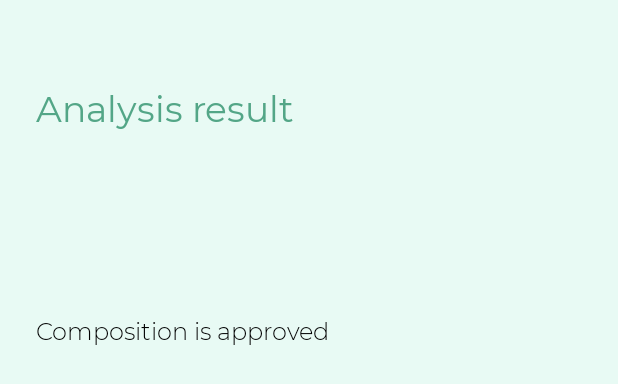
After one commit to honeyshi/EcoAppProject, an Android app: the layout fragment_analyze_whole.xml on its own in the app's theme, with its tools: preview values and no code run, on a phone screen of 412 x 824 dp. The commit adds this screen. Shown: the top 384 px of the screen. Run offline under Robolectric (Android 15) with nearby library versions, the phone set to English and light mode, and no system bars.

Commit message:
add ingredient whole analysis

```diff
--- /dev/null
+++ b/app/src/main/res/layout/fragment_analyze_whole.xml
@@ -0,0 +1,112 @@
+<?xml version="1.0" encoding="utf-8"?>
+<androidx.constraintlayout.widget.ConstraintLayout xmlns:android="http://schemas.android.com/apk/res/android"
+    xmlns:app="http://schemas.android.com/apk/res-auto"
+    android:layout_width="match_parent"
+    android:layout_height="match_parent">
+
+    <TextView
+        android:id="@+id/text_view_whole_analysis_result_header"
+        android:layout_width="match_parent"
+        android:layout_height="wrap_content"
+        android:layout_alignParentLeft="true"
+        android:layout_marginLeft="24dp"
+        android:layout_alignParentTop="true"
+        android:layout_marginTop="56dp"
+        android:layout_alignParentStart="true"
+        android:layout_alignParentEnd="true"
+        android:layout_alignParentRight="true"
+        android:layout_marginRight="24dp"
+        android:textSize="24sp"
+        android:textColor="@color/colorPrimary"
+        android:text="@string/text_view_whole_analysis_result_header"
+        app:layout_constraintEnd_toEndOf="parent"
+        app:layout_constraintStart_toStartOf="parent"
+        app:layout_constraintTop_toTopOf="parent"
+        app:fontFamily="@font/montserrat_regular"/>
+
+    <LinearLayout
+        android:id="@+id/linear_layout_analyze_whole"
+        android:layout_width="match_parent"
+        android:layout_height="wrap_content"
+        android:orientation="vertical"
+        android:layout_alignParentLeft="true"
+        android:layout_marginLeft="24dp"
+        android:layout_alignParentTop="true"
+        android:layout_marginTop="150dp"
+        android:layout_alignParentStart="true"
+        android:layout_alignParentEnd="true"
+        android:layout_alignParentRight="true"
+        android:layout_marginRight="24dp"
+        app:layout_constraintEnd_toEndOf="parent"
+        app:layout_constraintStart_toStartOf="parent"
+        app:layout_constraintTop_toTopOf="parent">
+
+        <androidx.recyclerview.widget.RecyclerView
+            android:id="@+id/recycler_view_analyze_whole"
+            android:layout_width="match_parent"
+            android:layout_height="wrap_content" />
+    </LinearLayout>
+
+    <TextView
+        android:id="@+id/text_view_whole_analysis_result_approval_message"
+        android:layout_width="match_parent"
+        android:layout_height="wrap_content"
+        android:layout_alignParentLeft="true"
+        android:layout_marginLeft="24dp"
+        android:layout_alignParentTop="true"
+        android:layout_marginTop="60dp"
+        android:layout_alignParentStart="true"
+        android:layout_alignParentEnd="true"
+        android:layout_alignParentRight="true"
+        android:layout_marginRight="24dp"
+        android:textSize="16sp"
+        android:textColor="@color/colorBlack"
+        android:text="@string/text_view_whole_analysis_result_approved_message"
+        app:layout_constraintEnd_toEndOf="parent"
+        app:layout_constraintStart_toStartOf="parent"
+        app:layout_constraintTop_toBottomOf="@id/linear_layout_analyze_whole"
+        app:fontFamily="@font/montserrat_light"/>
+
+    <TextView
+        android:id="@+id/text_view_whole_analysis_result_not_found_message"
+        android:layout_width="match_parent"
+        android:layout_height="wrap_content"
+        android:visibility="invisible"
+        android:layout_alignParentLeft="true"
+        android:layout_marginLeft="24dp"
+        android:layout_alignParentTop="true"
+        android:layout_marginTop="24dp"
+        android:layout_alignParentStart="true"
+        android:layout_alignParentEnd="true"
+        android:layout_alignParentRight="true"
+        android:layout_marginRight="24dp"
+        android:textSize="16sp"
+        android:textColor="@color/colorBlack50"
+        android:text="@string/text_view_whole_analysis_result_not_found_message"
+        app:layout_constraintEnd_toEndOf="parent"
+        app:layout_constraintStart_toStartOf="parent"
+        app:layout_constraintTop_toBottomOf="@id/text_view_whole_analysis_result_approval_message"
+        app:fontFamily="@font/montserrat_light" />
+
+    <TextView
+        android:id="@+id/text_view_whole_analysis_result_not_found_list"
+        android:layout_width="match_parent"
+        android:layout_height="wrap_content"
+        android:visibility="invisible"
+        android:layout_alignParentLeft="true"
+        android:layout_marginLeft="24dp"
+        android:layout_alignParentTop="true"
+        android:layout_marginTop="24dp"
+        android:layout_alignParentStart="true"
+        android:layout_alignParentEnd="true"
+        android:layout_alignParentRight="true"
+        android:layout_marginRight="24dp"
+        android:textSize="16sp"
+        android:textColor="@color/colorBlack50"
+        app:layout_constraintEnd_toEndOf="parent"
+        app:layout_constraintStart_toStartOf="parent"
+        app:layout_constraintTop_toBottomOf="@id/text_view_whole_analysis_result_not_found_message"
+        app:fontFamily="@font/montserrat_light"/>
+
+
+</androidx.constraintlayout.widget.ConstraintLayout>
--- a/app/src/main/res/values/strings.xml
+++ b/app/src/main/res/values/strings.xml
@@ -11,6 +11,13 @@
     <string name="text_view_analyze_whole_header">Analyze cosmetics composition</string>
     <string name="text_view_one_ingredient_result_not_found_message">
         Ingredient not found. Please check the spelling</string>
+    <string name="text_view_whole_analysis_result_header">Analysis result</string>
+    <string name="text_view_whole_analysis_result_approved_message">Composition is approved</string>
+    <string name="text_view_whole_analysis_result_not_approved_message">
+        Composition is not approved. There are components with rating below 3 or we could not recognize components</string>
+    <string name="text_view_whole_analysis_result_not_found_message">
+        Following components were not found:
+    </string>
 
     <string name="edit_text_analyze_one">Input title</string>
     <string name="edit_text_analyze_whole">Enter a comma separated list of ingredients</string>
```
Also changed, not shown: app/src/main/java/com/example/ecoappproject/adapter/CompositionAnalysisAdapter.kt (added, +46 -0 lines), app/src/main/java/com/example/ecoappproject/ui/analyze/AnalyzeCompositionResultFragment.kt (added, +62 -0 lines), app/src/main/java/com/example/ecoappproject/ui/analyze/AnalyzeFragment.kt (+83 -4 lines), app/src/main/java/com/example/ecoappproject/ui/analyze/AnalyzeIngredientResultFragment.kt (+5 -2 lines), app/src/main/java/com/example/ecoappproject/ui/analyze/AnalyzeViewModel.kt (+34 -5 lines), app/src/main/res/layout/analysis_component_view.xml (added, +72 -0 lines), 1 other file.
